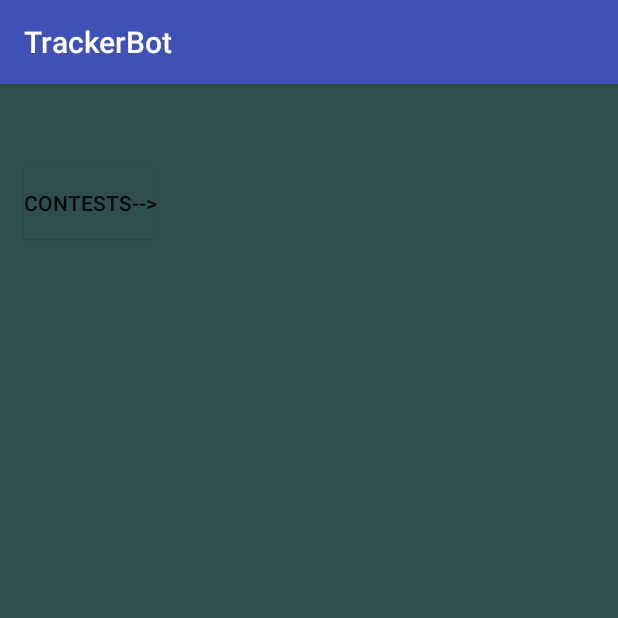
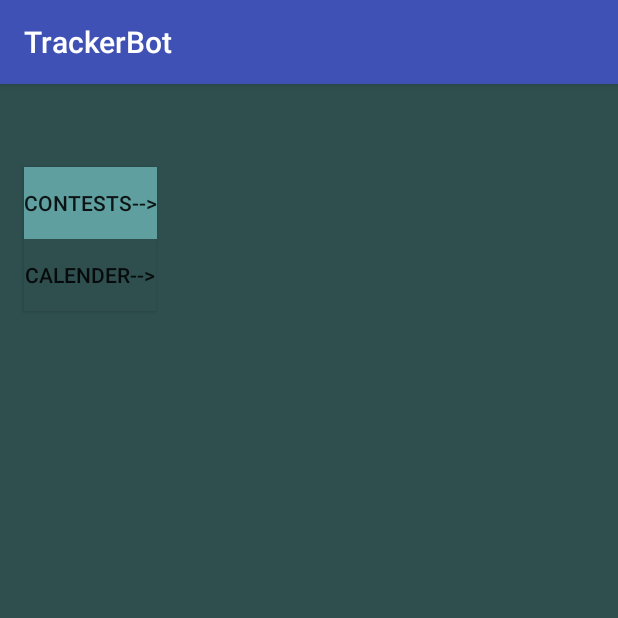
Before and after one commit to km9179/TrackerBot, an Android app: the fragment CF_Options shown on its own in the app's theme, on a phone screen of 412 x 824 dp, the top half of it. Run offline under Robolectric (Android 15) with nearby library versions, the light colour scheme and no system bars; network calls fail.

Commit message:
13th by khushbu

```diff
--- a/app/src/main/java/app/khushbu/trackerbot/CF_Options.java
+++ b/app/src/main/java/app/khushbu/trackerbot/CF_Options.java
@@ -13,16 +13,28 @@ import android.view.View;
 import android.view.ViewGroup;
 import android.widget.Button;
 
+import java.util.Map;
+import java.util.TreeMap;
+
 
 public class CF_Options extends android.app.DialogFragment implements View.OnClickListener{
-    Button cfContest;
+    Button cfContest,cfCalender;
     public static int tag;
+    static Map url;
     @Nullable
     @Override
     public View onCreateView(@NonNull LayoutInflater inflater, @Nullable ViewGroup container, @Nullable Bundle savedInstanceState) {
         View v=inflater.inflate(R.layout.cf_options_frag,null);
         cfContest=(Button)v.findViewById(R.id.contests);
+        cfCalender=(Button)v.findViewById(R.id.calender);
         cfContest.setOnClickListener(this);
+        cfCalender.setOnClickListener(this);
+        url=new TreeMap();
+        url.put(1,"http://codeforces.com/");
+        url.put(2,"http://codechef.com/");
+        url.put(12,"http://topcoder.com/");
+        url.put(73,"http://hackerearth.com/");
+        url.put(63,"http://hackerrank.com/");
         return v;
     }
 
@@ -33,9 +45,20 @@ public class CF_Options extends android.app.DialogFragment implements View.OnCli
 
     @Override
     public void onClick(View view) {
-        Intent intent=new Intent(getActivity(),ContestListActivity.class);
-        intent.putExtra("id",tag);
-        startActivity(intent);
-        dismiss();
+        int id=view.getId();
+        if(id==R.id.contests) {
+            Intent intent = new Intent(getActivity(), ContestListActivity.class);
+            intent.putExtra("id", tag);
+            startActivity(intent);
+            dismiss();
+        }
+        else if(id==R.id.calender)
+        {
+            Intent intent = new Intent(getActivity(), ContestListActivity.class);
+           // intent.putExtra("url",url.);
+            startActivity(intent);
+            dismiss();
+
+        }
     }
 }
--- a/app/src/main/res/layout/cf_options_frag.xml
+++ b/app/src/main/res/layout/cf_options_frag.xml
@@ -9,7 +9,7 @@
 
     <Button
         android:id="@+id/contests"
-        android:background="#2f4f4f"
+        android:background="#5f9f9f"
         android:layout_width="wrap_content"
         android:layout_height="wrap_content"
         android:layout_alignParentStart="true"
@@ -18,4 +18,13 @@
         android:layout_marginTop="55dp"
         android:text="Contests-->" />
 
+    <Button
+        android:id="@+id/calender"
+        android:background="#2f4f4f"
+        android:layout_width="wrap_content"
+        android:layout_height="wrap_content"
+        android:layout_marginStart="16dp"
+        android:layout_below="@+id/contests"
+        android:text="Calender-->" />
+
 </RelativeLayout>
```
